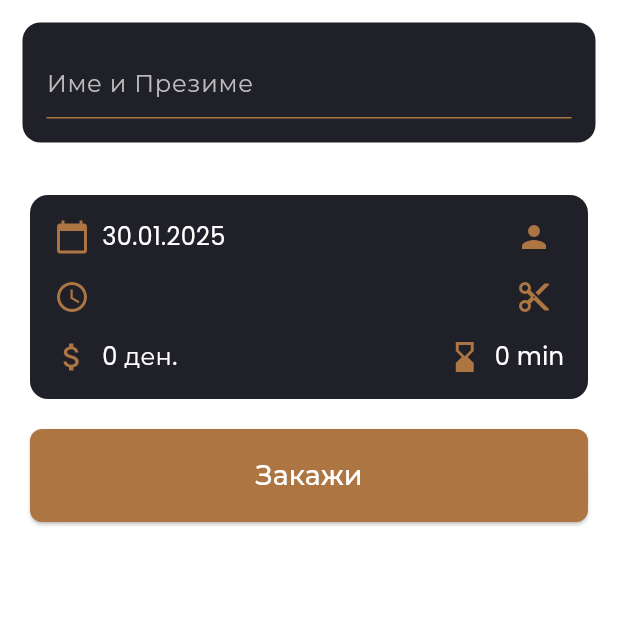
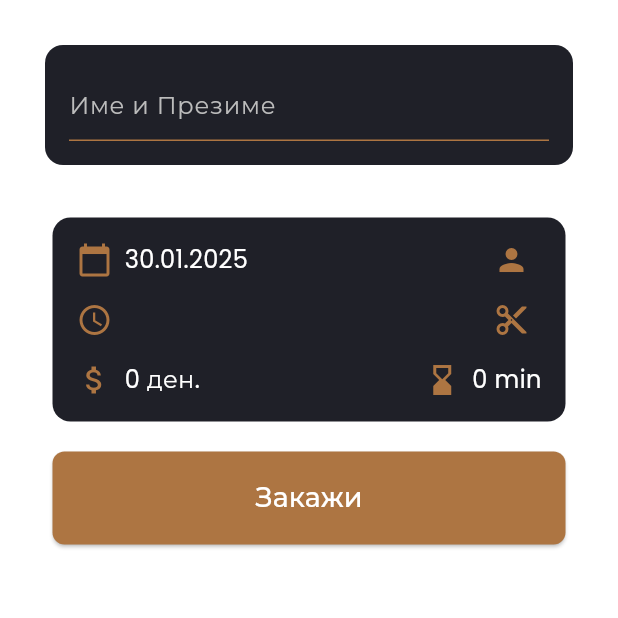
Before and after one commit to zimbakovtech/Barbershop.mk, a Flutter app: the Confirmation screen opened directly with empty values, on a phone screen of 412 x 824 dp, the top half of it. Run offline on Flutter 3.47's test engine with Material 3 defaults, Android fonts, the phone set to English and light mode, and no system bars; our stand-ins replace firebase_core, firebase_messaging, fl_chart, flutter_riverpod, google_fonts, shared_preferences and 1 more; accounts and stored records are empty.

Commit message:
fixed overflow

```diff
--- a/barber_side/lib/confirmation.dart
+++ b/barber_side/lib/confirmation.dart
@@ -1,5 +1,4 @@
 import 'dart:convert';
-
 import 'package:barbers_mk/models/service.dart';
 import 'package:flutter/material.dart';
 import 'package:intl/intl.dart';
@@ -43,7 +42,11 @@ class _ConfirmationState extends ConsumerState<Confirmation> {
   Widget build(BuildContext context) {
     return Scaffold(
       backgroundColor: Colors.transparent,
-      body: Column(
+      body: SingleChildScrollView(
+        padding: const EdgeInsets.all(15.0),
+        physics: const AlwaysScrollableScrollPhysics(),
+        keyboardDismissBehavior: ScrollViewKeyboardDismissBehavior.onDrag,
+        child: Column(
           children: [
             Padding(
               padding: const EdgeInsets.all(15.0),
@@ -206,6 +209,7 @@ class _ConfirmationState extends ConsumerState<Confirmation> {
             ),
           ],
         ),
+      ),
     );
   }
 }
```
Lines whose indentation alone changed are shown as unchanged.
